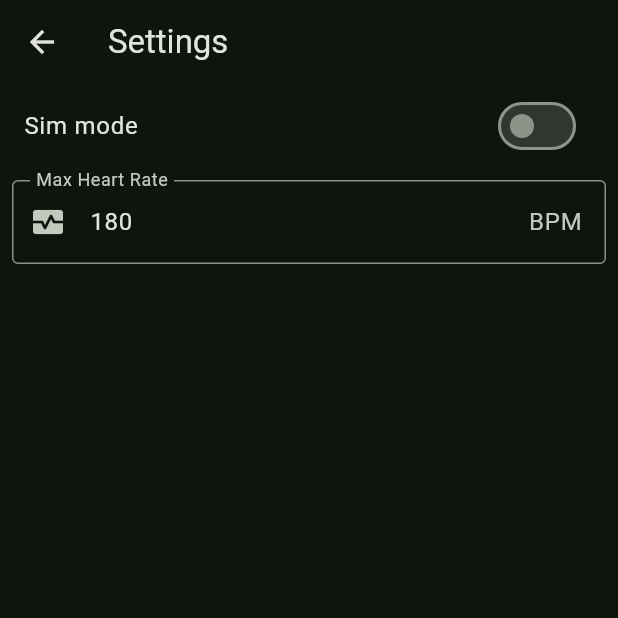
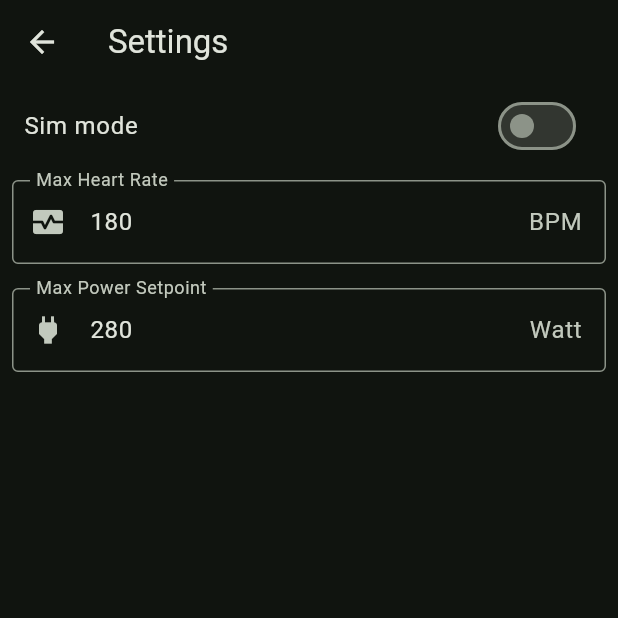
Before and after one commit to ray-cronelea/zone-2-training, a Flutter app: the screen it shows after launch, after a tap on the "settings" icon, on a phone screen of 412 x 824 dp, the top half of it. Run offline on Flutter 3.47's test engine with Material 3 defaults, Android fonts, the light colour scheme and no system bars; our stand-ins replace permission_handler, shared_preferences, syncfusion_flutter_charts; missing offline and left inert: bluetooth_low_energy, keep_screen_on, simple_pid, universal_ble.

Commit message:
Added max power set point setting, privacy policy, deployment docs, and android play store images

```diff
--- a/lib/devices/BluetoothDevices.dart
+++ b/lib/devices/BluetoothDevices.dart
@@ -58,8 +58,6 @@ class BluetoothDevices implements DeviceDataProvider {
       BleOutputProperty.withResponse,
     );
 
-
-    //List<int> currentPowerSetpointBytes = toUint8List(currentPowerSetpoint);
     // Write setpoint
     UniversalBle.writeValue(
       powerRateDeviceId,
--- a/lib/settings/SettingsScreen.dart
+++ b/lib/settings/SettingsScreen.dart
@@ -13,9 +13,11 @@ class SettingsScreen extends StatefulWidget {
 
 class _SettingsScreenState extends State<SettingsScreen> {
   final maxHeartRateController = TextEditingController();
+  final maxPowerOutputController = TextEditingController();
 
   bool _simMode = false;
   int _maxHeartRate = 0;
+  int _maxPowerOutput = 0;
 
   @override
   void initState() {
@@ -27,11 +29,14 @@ class _SettingsScreenState extends State<SettingsScreen> {
   void dispose() {
     super.dispose();
     maxHeartRateController.dispose();
+    maxPowerOutputController.dispose();
   }
 
   Future<void> readSettings() async {
     bool simMode = await Preferences.isSimMode();
     int maxHeartRate = await Preferences.getMaxHeartRate();
+    int maxPowerSetpoint = await Preferences.getMaxPowerSetpoint();
+
     maxHeartRateController.text = maxHeartRate.toString();
     maxHeartRateController.addListener(() {
       print("change");
@@ -41,6 +46,17 @@ class _SettingsScreenState extends State<SettingsScreen> {
         saveMaxHeartRate(_maxHeartRate);
       }
     });
+
+    maxPowerOutputController.text = maxPowerSetpoint.toString();
+    maxPowerOutputController.addListener(() {
+      print("change");
+      int newVal = int.parse(maxPowerOutputController.text);
+      if (_maxPowerOutput != newVal) {
+        _maxPowerOutput = newVal;
+        saveMaxPowerOutput(_maxPowerOutput);
+      }
+    });
+
     setState(() {
       _simMode = simMode;
       _maxHeartRate = maxHeartRate;
@@ -56,6 +72,10 @@ class _SettingsScreenState extends State<SettingsScreen> {
 
   Future<void> saveMaxHeartRate(int value) async {
     await Preferences.saveMaxHeartRate(value);
+  }
+
+  Future<void> saveMaxPowerOutput(int value) async {
+    await Preferences.saveMaxPowerSetpoint(value);
   }
 
   @override
@@ -91,6 +111,21 @@ class _SettingsScreenState extends State<SettingsScreen> {
               ),
             ),
           ),
+          Padding(
+            padding: const EdgeInsets.all(8.0),
+            child: TextField(
+              controller: maxPowerOutputController,
+              keyboardType: TextInputType.number,
+              inputFormatters: <TextInputFormatter>[FilteringTextInputFormatter.digitsOnly],
+              decoration: const InputDecoration(
+                prefixIcon: Icon(Icons.power),
+                suffixText: "Watt",
+                labelText: 'Max Power Setpoint',
+                hintText: 'The power setpoint will not be set higher than this value',
+                border: OutlineInputBorder(),
+              ),
+            ),
+          ),
         ],
       ),
     );
--- a/lib/settings/preferences.dart
+++ b/lib/settings/preferences.dart
@@ -3,6 +3,7 @@ import 'package:shared_preferences/shared_preferences.dart';
 class Preferences {
   static const String BOOL_SIM_MODE = "SIM MODE";
   static const String INT_MAX_HEARTRATE = "MAX HEART RATE";
+  static const String INT_MAX_POWER_SETPOINT = "MAX POWER SETPOINT RATE";
 
   static final Future<SharedPreferences> _prefs = SharedPreferences.getInstance();
 
@@ -43,4 +44,25 @@ class Preferences {
     print("No value read from saved preferences. Returning default");
     return 180;
   }
+
+  static Future<int> getMaxPowerSetpoint() async {
+    SharedPreferences pref = await _prefs;
+    int? maxPowerSetpoint = pref.getInt(INT_MAX_POWER_SETPOINT);
+
+    print('INT_MAX_POWER_SETPOINT value read : $maxPowerSetpoint');
+
+    if (maxPowerSetpoint != null) {
+      return maxPowerSetpoint;
+    }
+
+    print("No value read from saved preferences. Returning default");
+    return 280;
+  }
+
+  static saveMaxPowerSetpoint(int maxPowerSetpoint) async {
+    SharedPreferences pref = await _prefs;
+    pref.setInt(INT_MAX_POWER_SETPOINT, maxPowerSetpoint).then((value) => print('saveMaxPowerSetpoint was successful: $value'));
+  }
+
+
 }
--- a/pubspec.yaml
+++ b/pubspec.yaml
@@ -1,7 +1,7 @@
 name: zone_2_training
 description: "Zone 2 Training"
 publish_to: 'none'
-version: 1.0.4+4
+version: 1.0.0+6
 
 environment:
   sdk: '>=3.3.0 <4.0.0'
```
Also changed, not shown: lib/exercise/ExerciseCore.dart (+9 -3 lines), lib/exercise/ExerciseScreen.dart (+9 -6 lines), 8 other files.
